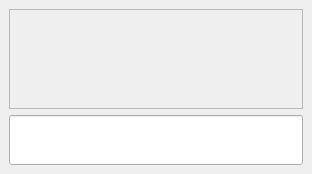
First picture: the form in bulmages/bulmatpv/plugins/pluginbt_camareros/trabajadoresbase.ui, repository eboladev/Bulmages-1, before the edit.
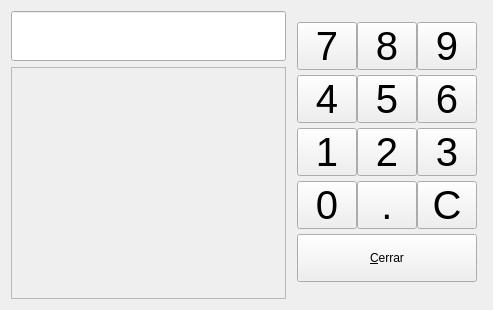
Second picture: the form after the edit.

```diff
--- a/bulmages/bulmatpv/plugins/pluginbt_camareros/trabajadoresbase.ui
+++ b/bulmages/bulmatpv/plugins/pluginbt_camareros/trabajadoresbase.ui
@@ -6,43 +6,532 @@
    <rect>
     <x>0</x>
     <y>0</y>
-    <width>312</width>
-    <height>174</height>
+    <width>493</width>
+    <height>310</height>
    </rect>
   </property>
   <property name="windowTitle">
    <string>Form</string>
   </property>
-  <layout class="QVBoxLayout">
-   <property name="spacing">
-    <number>6</number>
-   </property>
-   <property name="margin">
-    <number>9</number>
-   </property>
-   <item>
-    <widget class="QFrame" name="mui_frame">
-     <property name="frameShape">
-      <enum>QFrame::StyledPanel</enum>
-     </property>
-     <property name="frameShadow">
-      <enum>QFrame::Raised</enum>
-     </property>
-    </widget>
+  <layout class="QGridLayout" name="gridLayout">
+   <item row="0" column="0">
+    <layout class="QVBoxLayout" name="verticalLayout">
+     <item>
+      <widget class="QLineEdit" name="mui_password">
+       <property name="font">
+        <font>
+         <pointsize>28</pointsize>
+         <weight>75</weight>
+         <bold>true</bold>
+        </font>
+       </property>
+       <property name="maxLength">
+        <number>15</number>
+       </property>
+       <property name="echoMode">
+        <enum>QLineEdit::Password</enum>
+       </property>
+      </widget>
+     </item>
+     <item>
+      <widget class="QFrame" name="mui_frame">
+       <property name="frameShape">
+        <enum>QFrame::StyledPanel</enum>
+       </property>
+       <property name="frameShadow">
+        <enum>QFrame::Raised</enum>
+       </property>
+      </widget>
+     </item>
+    </layout>
    </item>
-   <item>
-    <widget class="QLineEdit" name="mui_password">
-     <property name="font">
-      <font>
-       <pointsize>28</pointsize>
-       <weight>75</weight>
-       <bold>true</bold>
-      </font>
+   <item row="0" column="1">
+    <layout class="QGridLayout">
+     <property name="leftMargin">
+      <number>5</number>
      </property>
-     <property name="echoMode">
-      <enum>QLineEdit::Password</enum>
+     <property name="topMargin">
+      <number>5</number>
      </property>
-    </widget>
+     <property name="rightMargin">
+      <number>5</number>
+     </property>
+     <property name="bottomMargin">
+      <number>10</number>
+     </property>
+     <property name="horizontalSpacing">
+      <number>0</number>
+     </property>
+     <property name="verticalSpacing">
+      <number>5</number>
+     </property>
+     <item row="1" column="0">
+      <widget class="QToolButton" name="mui_7">
+       <property name="sizePolicy">
+        <sizepolicy hsizetype="Fixed" vsizetype="Fixed">
+         <horstretch>0</horstretch>
+         <verstretch>0</verstretch>
+        </sizepolicy>
+       </property>
+       <property name="minimumSize">
+        <size>
+         <width>60</width>
+         <height>48</height>
+        </size>
+       </property>
+       <property name="maximumSize">
+        <size>
+         <width>60</width>
+         <height>48</height>
+        </size>
+       </property>
+       <property name="font">
+        <font>
+         <pointsize>30</pointsize>
+        </font>
+       </property>
+       <property name="focusPolicy">
+        <enum>Qt::NoFocus</enum>
+       </property>
+       <property name="text">
+        <string>7</string>
+       </property>
+      </widget>
+     </item>
+     <item row="1" column="1">
+      <widget class="QToolButton" name="mui_8">
+       <property name="sizePolicy">
+        <sizepolicy hsizetype="Fixed" vsizetype="Fixed">
+         <horstretch>0</horstretch>
+         <verstretch>0</verstretch>
+        </sizepolicy>
+       </property>
+       <property name="minimumSize">
+        <size>
+         <width>60</width>
+         <height>48</height>
+        </size>
+       </property>
+       <property name="maximumSize">
+        <size>
+         <width>60</width>
+         <height>48</height>
+        </size>
+       </property>
+       <property name="font">
+        <font>
+         <pointsize>30</pointsize>
+        </font>
+       </property>
+       <property name="focusPolicy">
+        <enum>Qt::NoFocus</enum>
+       </property>
+       <property name="text">
+        <string>8</string>
+       </property>
+      </widget>
+     </item>
+     <item row="1" column="2">
+      <widget class="QToolButton" name="mui_9">
+       <property name="sizePolicy">
+        <sizepolicy hsizetype="Fixed" vsizetype="Fixed">
+         <horstretch>0</horstretch>
+         <verstretch>0</verstretch>
+        </sizepolicy>
+       </property>
+       <property name="minimumSize">
+        <size>
+         <width>60</width>
+         <height>48</height>
+        </size>
+       </property>
+       <property name="maximumSize">
+        <size>
+         <width>60</width>
+         <height>48</height>
+        </size>
+       </property>
+       <property name="font">
+        <font>
+         <pointsize>30</pointsize>
+        </font>
+       </property>
+       <property name="focusPolicy">
+        <enum>Qt::NoFocus</enum>
+       </property>
+       <property name="text">
+        <string>9</string>
+       </property>
+      </widget>
+     </item>
+     <item row="2" column="0">
+      <widget class="QToolButton" name="mui_4">
+       <property name="sizePolicy">
+        <sizepolicy hsizetype="Fixed" vsizetype="Fixed">
+         <horstretch>0</horstretch>
+         <verstretch>0</verstretch>
+        </sizepolicy>
+       </property>
+       <property name="minimumSize">
+        <size>
+         <width>60</width>
+         <height>48</height>
+        </size>
+       </property>
+       <property name="maximumSize">
+        <size>
+         <width>60</width>
+         <height>48</height>
+        </size>
+       </property>
+       <property name="font">
+        <font>
+         <pointsize>30</pointsize>
+        </font>
+       </property>
+       <property name="focusPolicy">
+        <enum>Qt::NoFocus</enum>
+       </property>
+       <property name="text">
+        <string>4</string>
+       </property>
+      </widget>
+     </item>
+     <item row="2" column="1">
+      <widget class="QToolButton" name="mui_5">
+       <property name="sizePolicy">
+        <sizepolicy hsizetype="Fixed" vsizetype="Fixed">
+         <horstretch>0</horstretch>
+         <verstretch>0</verstretch>
+        </sizepolicy>
+       </property>
+       <property name="minimumSize">
+        <size>
+         <width>60</width>
+         <height>48</height>
+        </size>
+       </property>
+       <property name="maximumSize">
+        <size>
+         <width>60</width>
+         <height>48</height>
+        </size>
+       </property>
+       <property name="font">
+        <font>
+         <pointsize>30</pointsize>
+        </font>
+       </property>
+       <property name="focusPolicy">
+        <enum>Qt::NoFocus</enum>
+       </property>
+       <property name="text">
+        <string>5</string>
+       </property>
+      </widget>
+     </item>
+     <item row="2" column="2">
+      <widget class="QToolButton" name="mui_6">
+       <property name="sizePolicy">
+        <sizepolicy hsizetype="Fixed" vsizetype="Fixed">
+         <horstretch>0</horstretch>
+         <verstretch>0</verstretch>
+        </sizepolicy>
+       </property>
+       <property name="minimumSize">
+        <size>
+         <width>60</width>
+         <height>48</height>
+        </size>
+       </property>
+       <property name="maximumSize">
+        <size>
+         <width>60</width>
+         <height>48</height>
+        </size>
+       </property>
+       <property name="font">
+        <font>
+         <pointsize>30</pointsize>
+        </font>
+       </property>
+       <property name="focusPolicy">
+        <enum>Qt::NoFocus</enum>
+       </property>
+       <property name="text">
+        <string>6</string>
+       </property>
+       <property name="autoRaise">
+        <bool>false</bool>
+       </property>
+      </widget>
+     </item>
+     <item row="3" column="0">
+      <widget class="QToolButton" name="mui_1">
+       <property name="sizePolicy">
+        <sizepolicy hsizetype="Fixed" vsizetype="Fixed">
+         <horstretch>0</horstretch>
+         <verstretch>0</verstretch>
+        </sizepolicy>
+       </property>
+       <property name="minimumSize">
+        <size>
+         <width>60</width>
+         <height>48</height>
+        </size>
+       </property>
+       <property name="maximumSize">
+        <size>
+         <width>60</width>
+         <height>48</height>
+        </size>
+       </property>
+       <property name="font">
+        <font>
+         <pointsize>30</pointsize>
+        </font>
+       </property>
+       <property name="focusPolicy">
+        <enum>Qt::NoFocus</enum>
+       </property>
+       <property name="text">
+        <string>1</string>
+       </property>
+      </widget>
+     </item>
+     <item row="3" column="1">
+      <widget class="QToolButton" name="mui_2">
+       <property name="sizePolicy">
+        <sizepolicy hsizetype="Fixed" vsizetype="Fixed">
+         <horstretch>0</horstretch>
+         <verstretch>0</verstretch>
+        </sizepolicy>
+       </property>
+       <property name="minimumSize">
+        <size>
+         <width>60</width>
+         <height>48</height>
+        </size>
+       </property>
+       <property name="maximumSize">
+        <size>
+         <width>60</width>
+         <height>48</height>
+        </size>
+       </property>
+       <property name="font">
+        <font>
+         <pointsize>30</pointsize>
+        </font>
+       </property>
+       <property name="focusPolicy">
+        <enum>Qt::NoFocus</enum>
+       </property>
+       <property name="text">
+        <string>2</string>
+       </property>
+      </widget>
+     </item>
+     <item row="3" column="2">
+      <widget class="QToolButton" name="mui_3">
+       <property name="sizePolicy">
+        <sizepolicy hsizetype="Fixed" vsizetype="Fixed">
+         <horstretch>0</horstretch>
+         <verstretch>0</verstretch>
+        </sizepolicy>
+       </property>
+       <property name="minimumSize">
+        <size>
+         <width>60</width>
+         <height>48</height>
+        </size>
+       </property>
+       <property name="maximumSize">
+        <size>
+         <width>60</width>
+         <height>48</height>
+        </size>
+       </property>
+       <property name="font">
+        <font>
+         <pointsize>30</pointsize>
+        </font>
+       </property>
+       <property name="focusPolicy">
+        <enum>Qt::NoFocus</enum>
+       </property>
+       <property name="text">
+        <string>3</string>
+       </property>
+      </widget>
+     </item>
+     <item row="4" column="0">
+      <widget class="QToolButton" name="mui_0">
+       <property name="sizePolicy">
+        <sizepolicy hsizetype="Fixed" vsizetype="Fixed">
+         <horstretch>0</horstretch>
+         <verstretch>0</verstretch>
+        </sizepolicy>
+       </property>
+       <property name="minimumSize">
+        <size>
+         <width>60</width>
+         <height>48</height>
+        </size>
+       </property>
+       <property name="maximumSize">
+        <size>
+         <width>60</width>
+         <height>48</height>
+        </size>
+       </property>
+       <property name="font">
+        <font>
+         <pointsize>30</pointsize>
+        </font>
+       </property>
+       <property name="focusPolicy">
+        <enum>Qt::NoFocus</enum>
+       </property>
+       <property name="text">
+        <string>0</string>
+       </property>
+      </widget>
+     </item>
+     <item row="4" column="1">
+      <widget class="QToolButton" name="mui_punto">
+       <property name="sizePolicy">
+        <sizepolicy hsizetype="Fixed" vsizetype="Fixed">
+         <horstretch>0</horstretch>
+         <verstretch>0</verstretch>
+        </sizepolicy>
+       </property>
+       <property name="minimumSize">
+        <size>
+         <width>60</width>
+         <height>48</height>
+        </size>
+       </property>
+       <property name="maximumSize">
+        <size>
+         <width>60</width>
+         <height>48</height>
+        </size>
+       </property>
+       <property name="font">
+        <font>
+         <pointsize>30</pointsize>
+        </font>
+       </property>
+       <property name="focusPolicy">
+        <enum>Qt::NoFocus</enum>
+       </property>
+       <property name="text">
+        <string>.</string>
+       </property>
+      </widget>
+     </item>
+     <item row="4" column="2">
+      <widget class="QToolButton" name="mui_c">
+       <property name="sizePolicy">
+        <sizepolicy hsizetype="Fixed" vsizetype="Fixed">
+         <horstretch>0</horstretch>
+         <verstretch>0</verstretch>
+        </sizepolicy>
+       </property>
+       <property name="minimumSize">
+        <size>
+         <width>60</width>
+         <height>48</height>
+        </size>
+       </property>
+       <property name="maximumSize">
+        <size>
+         <width>60</width>
+         <height>48</height>
+        </size>
+       </property>
+       <property name="font">
+        <font>
+         <pointsize>30</pointsize>
+        </font>
+       </property>
+       <property name="focusPolicy">
+        <enum>Qt::NoFocus</enum>
+       </property>
+       <property name="text">
+        <string>C</string>
+       </property>
+      </widget>
+     </item>
+     <item row="0" column="1">
+      <spacer name="verticalSpacer">
+       <property name="orientation">
+        <enum>Qt::Vertical</enum>
+       </property>
+       <property name="sizeType">
+        <enum>QSizePolicy::Ignored</enum>
+       </property>
+       <property name="sizeHint" stdset="0">
+        <size>
+         <width>20</width>
+         <height>40</height>
+        </size>
+       </property>
+      </spacer>
+     </item>
+     <item row="7" column="1">
+      <spacer name="verticalSpacer_2">
+       <property name="orientation">
+        <enum>Qt::Vertical</enum>
+       </property>
+       <property name="sizeHint" stdset="0">
+        <size>
+         <width>20</width>
+         <height>40</height>
+        </size>
+       </property>
+      </spacer>
+     </item>
+     <item row="6" column="0" colspan="3">
+      <widget class="QPushButton" name="mui_cerrar">
+       <property name="minimumSize">
+        <size>
+         <width>0</width>
+         <height>48</height>
+        </size>
+       </property>
+       <property name="maximumSize">
+        <size>
+         <width>16777215</width>
+         <height>48</height>
+        </size>
+       </property>
+       <property name="text">
+        <string>&amp;Cerrar</string>
+       </property>
+       <property name="iconSize">
+        <size>
+         <width>32</width>
+         <height>32</height>
+        </size>
+       </property>
+      </widget>
+     </item>
+     <item row="5" column="0" colspan="3">
+      <spacer name="verticalSpacer_3">
+       <property name="orientation">
+        <enum>Qt::Vertical</enum>
+       </property>
+       <property name="sizeHint" stdset="0">
+        <size>
+         <width>20</width>
+         <height>15</height>
+        </size>
+       </property>
+      </spacer>
+     </item>
+    </layout>
    </item>
   </layout>
  </widget>
```
Left out of the diff: 2 changed lines with no effect on the pictures.
